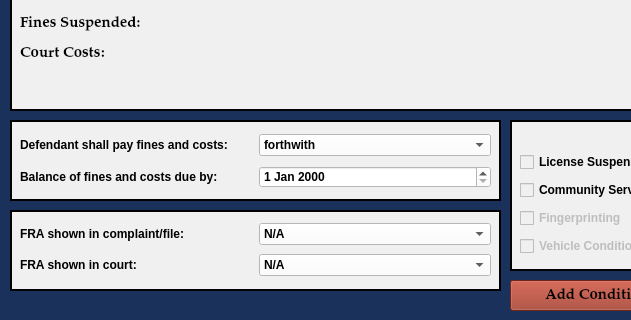
HunterProgram22/MuniEntry, file resources/ui/MinorMisdemeanorDialog.ui: the form before one commit; both pictures show x 0 to 631 and y 480 to 800 of the 1000 by 800 pixel window.
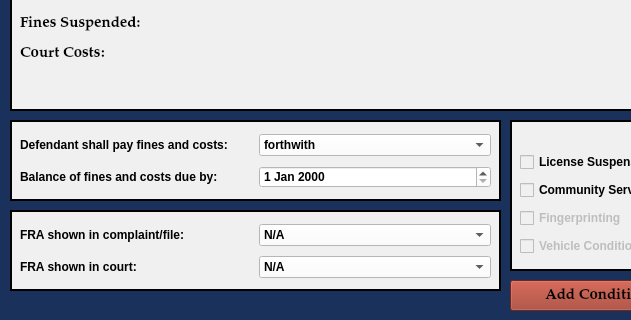
The form after the commit.

```diff
--- a/resources/ui/MinorMisdemeanorDialog.ui
+++ b/resources/ui/MinorMisdemeanorDialog.ui
@@ -1087,7 +1087,7 @@
       <x>10</x>
       <y>10</y>
       <width>471</width>
-      <height>61</height>
+      <height>64</height>
      </rect>
     </property>
     <layout class="QGridLayout" name="gridLayout_4">
```
Left out of the diff: 32 changed lines with no effect on the pictures.
